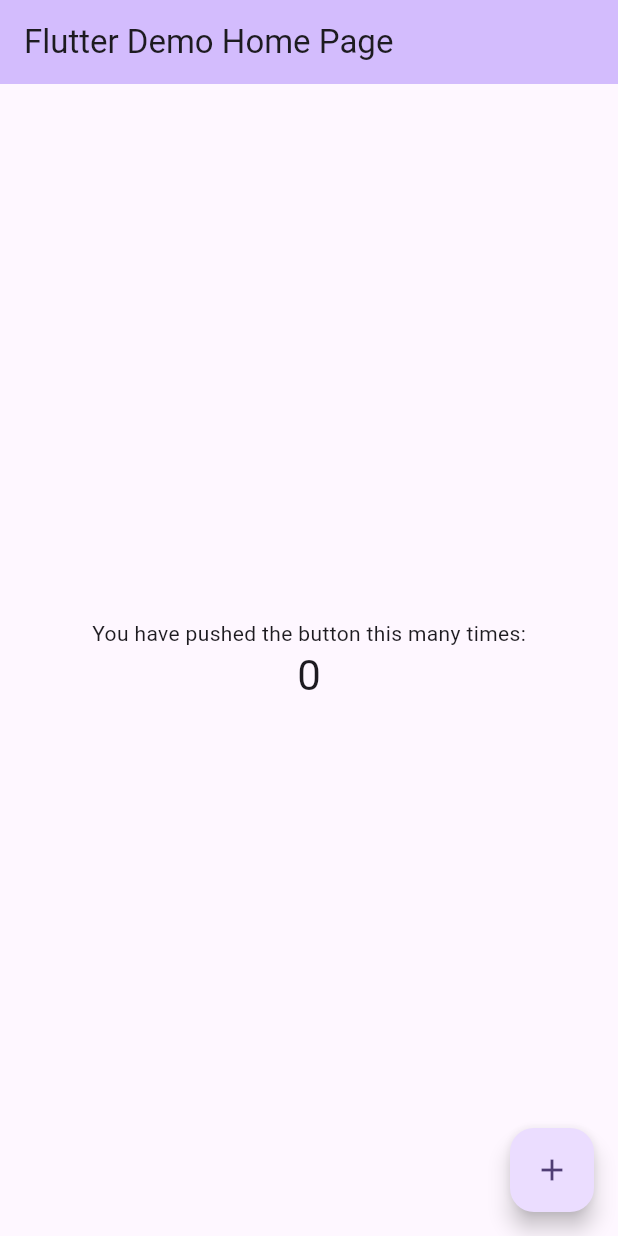
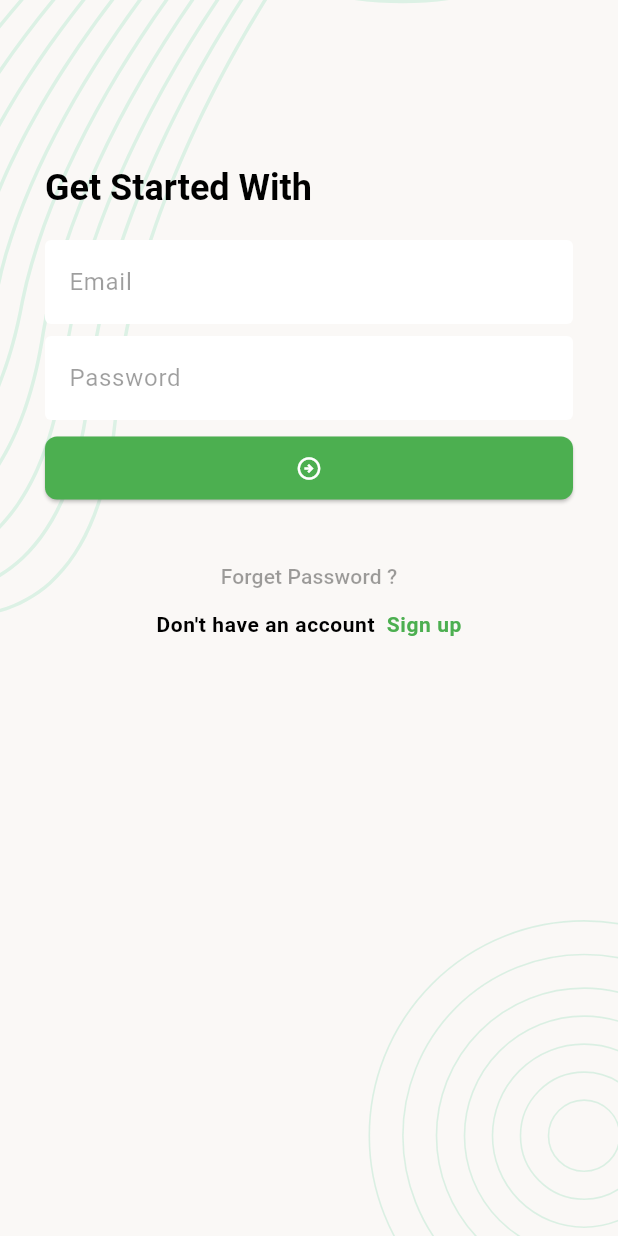
Before and after one commit to geniusaminul/Task_Manager_Project, a Flutter app: the screen it shows after launch, on a phone screen of 412 x 824 dp. Run offline on Flutter 3.47's test engine with Material 3 defaults, Android fonts, the phone set to English and light mode, and no system bars; our stand-ins replace flutter_svg.

```diff
--- /dev/null
+++ b/lib/app.dart
@@ -0,0 +1,44 @@
+import 'package:flutter/material.dart';
+import 'package:task_manager/ui/screens/splash_screen.dart';
+import 'package:task_manager/ui/utility/app_colors.dart';
+
+class TaskManagerApp extends StatelessWidget {
+  const TaskManagerApp({super.key});
+
+  @override
+  Widget build(BuildContext context) {
+    return MaterialApp(
+      debugShowCheckedModeBanner: false,
+      home: const SplashScreen(),
+      theme: lightThemeData(),
+    );
+  }
+
+  ThemeData lightThemeData() {
+    return ThemeData(
+        inputDecorationTheme: const InputDecorationTheme(
+            fillColor: Colors.white,
+            filled: true,
+            hintStyle: TextStyle(color: Colors.black38),
+            border: OutlineInputBorder(
+              borderSide: BorderSide.none,
+            )),
+        textTheme: const TextTheme(
+            titleLarge: TextStyle(
+          fontWeight: FontWeight.bold,
+          fontSize: 24,
+          color: Colors.black,
+        )),
+        elevatedButtonTheme: ElevatedButtonThemeData(
+          style: ElevatedButton.styleFrom(
+            padding: const EdgeInsets.symmetric(vertical: 12),
+            fixedSize: const Size.fromWidth(double.maxFinite),
+            backgroundColor: AppColors.themeColor,
+            foregroundColor: AppColors.whiteColor,
+            shape: RoundedRectangleBorder(
+              borderRadius: BorderRadius.circular(8),
+            ),
+          ),
+        ));
+  }
+}
--- a/lib/main.dart
+++ b/lib/main.dart
@@ -1,125 +1,6 @@
 import 'package:flutter/material.dart';
+import 'package:task_manager/app.dart';
 
 void main() {
-  runApp(const MyApp());
+  runApp(const TaskManagerApp());
 }
-
-class MyApp extends StatelessWidget {
-  const MyApp({super.key});
-
-  // This widget is the root of your application.
-  @override
-  Widget build(BuildContext context) {
-    return MaterialApp(
-      title: 'Flutter Demo',
-      theme: ThemeData(
-        // This is the theme of your application.
-        //
-        // TRY THIS: Try running your application with "flutter run". You'll see
-        // the application has a purple toolbar. Then, without quitting the app,
-        // try changing the seedColor in the colorScheme below to Colors.green
-        // and then invoke "hot reload" (save your changes or press the "hot
-        // reload" button in a Flutter-supported IDE, or press "r" if you used
-        // the command line to start the app).
-        //
-        // Notice that the counter didn't reset back to zero; the application
-        // state is not lost during the reload. To reset the state, use hot
-        // restart instead.
-        //
-        // This works for code too, not just values: Most code changes can be
-        // tested with just a hot reload.
-        colorScheme: ColorScheme.fromSeed(seedColor: Colors.deepPurple),
-        useMaterial3: true,
-      ),
-      home: const MyHomePage(title: 'Flutter Demo Home Page'),
-    );
-  }
-}
-
-class MyHomePage extends StatefulWidget {
-  const MyHomePage({super.key, required this.title});
-
-  // This widget is the home page of your application. It is stateful, meaning
-  // that it has a State object (defined below) that contains fields that affect
-  // how it looks.
-
-  // This class is the configuration for the state. It holds the values (in this
-  // case the title) provided by the parent (in this case the App widget) and
-  // used by the build method of the State. Fields in a Widget subclass are
-  // always marked "final".
-
-  final String title;
-
-  @override
-  State<MyHomePage> createState() => _MyHomePageState();
-}
-
-class _MyHomePageState extends State<MyHomePage> {
-  int _counter = 0;
-
-  void _incrementCounter() {
-    setState(() {
-      // This call to setState tells the Flutter framework that something has
-      // changed in this State, which causes it to rerun the build method below
-      // so that the display can reflect the updated values. If we changed
-      // _counter without calling setState(), then the build method would not be
-      // called again, and so nothing would appear to happen.
-      _counter++;
-    });
-  }
-
-  @override
-  Widget build(BuildContext context) {
-    // This method is rerun every time setState is called, for instance as done
-    // by the _incrementCounter method above.
-    //
-    // The Flutter framework has been optimized to make rerunning build methods
-    // fast, so that you can just rebuild anything that needs updating rather
-    // than having to individually change instances of widgets.
-    return Scaffold(
-      appBar: AppBar(
-        // TRY THIS: Try changing the color here to a specific color (to
-        // Colors.amber, perhaps?) and trigger a hot reload to see the AppBar
-        // change color while the other colors stay the same.
-        backgroundColor: Theme.of(context).colorScheme.inversePrimary,
-        // Here we take the value from the MyHomePage object that was created by
-        // the App.build method, and use it to set our appbar title.
-        title: Text(widget.title),
-      ),
-      body: Center(
-        // Center is a layout widget. It takes a single child and positions it
-        // in the middle of the parent.
-        child: Column(
-          // Column is also a layout widget. It takes a list of children and
-          // arranges them vertically. By default, it sizes itself to fit its
-          // children horizontally, and tries to be as tall as its parent.
-          //
-          // Column has various properties to control how it sizes itself and
-          // how it positions its children. Here we use mainAxisAlignment to
-          // center the children vertically; the main axis here is the vertical
-          // axis because Columns are vertical (the cross axis would be
-          // horizontal).
-          //
-          // TRY THIS: Invoke "debug painting" (choose the "Toggle Debug Paint"
-          // action in the IDE, or press "p" in the console), to see the
-          // wireframe for each widget.
-          mainAxisAlignment: MainAxisAlignment.center,
-          children: <Widget>[
-            const Text(
-              'You have pushed the button this many times:',
-            ),
-            Text(
-              '$_counter',
-              style: Theme.of(context).textTheme.headlineMedium,
-            ),
-          ],
-        ),
-      ),
-      floatingActionButton: FloatingActionButton(
-        onPressed: _incrementCounter,
-        tooltip: 'Increment',
-        child: const Icon(Icons.add),
-      ), // This trailing comma makes auto-formatting nicer for build methods.
-    );
-  }
-}
--- /dev/null
+++ b/lib/ui/screens/sign_in_screen.dart
@@ -0,0 +1,107 @@
+import 'package:flutter/gestures.dart';
+import 'package:flutter/material.dart';
+import 'package:task_manager/ui/utility/app_colors.dart';
+import 'package:task_manager/ui/widgets/background_widget.dart';
+
+class SignInScreen extends StatefulWidget {
+  const SignInScreen({super.key});
+
+  @override
+  State<SignInScreen> createState() => _SignInScreenState();
+}
+
+class _SignInScreenState extends State<SignInScreen> {
+  final TextEditingController _emailTEController = TextEditingController();
+  final TextEditingController _passwordTEController = TextEditingController();
+
+  @override
+  Widget build(BuildContext context) {
+    return Scaffold(
+      body: BackgroundWidget(
+        child: SafeArea(
+          child: SingleChildScrollView(
+            child: Padding(
+              padding: const EdgeInsets.all(30.0),
+              child: Column(
+                crossAxisAlignment: CrossAxisAlignment.start,
+                children: [
+                  const SizedBox(
+                    height: 80,
+                  ),
+                  Text('Get Started With',
+                      style: Theme.of(context).textTheme.titleLarge),
+                  const SizedBox(
+                    height: 20,
+                  ),
+                  TextFormField(
+                    controller: _emailTEController,
+                    decoration: const InputDecoration(
+                      hintText: 'Email',
+                    ),
+                  ),
+                  const SizedBox(
+                    height: 8,
+                  ),
+                  TextFormField(
+                    controller: _passwordTEController,
+                    decoration: const InputDecoration(
+                      hintText: 'Password',
+                    ),
+                  ),
+                  const SizedBox(
+                    height: 8,
+                  ),
+                  ElevatedButton(
+                      onPressed: () {},
+                      child: const Icon(Icons.arrow_circle_right_outlined)),
+                  const SizedBox(
+                    height: 24,
+                  ),
+                  Center(
+                    child: Column(
+                      children: [
+                        TextButton(
+                          onPressed: () {},
+                          child: const Text(
+                            'Forget Password ?',
+                            style: TextStyle(color: Colors.black38),
+                          ),
+                        ),
+                        RichText(
+                          text:  TextSpan(
+                            style: const TextStyle(
+                                color: Colors.black,
+                                fontWeight: FontWeight.w600,
+                                letterSpacing: .4),
+                            text: "Don't have an account",
+                            children: [
+                              TextSpan(
+                                recognizer: TapGestureRecognizer()
+                                  ..onTap = () {},
+                                text: '  Sign up',
+                                style: const TextStyle(
+                                  color: AppColors.themeColor,
+                                ),
+                              )
+                            ],
+                          ),
+                        ),
+                      ],
+                    ),
+                  ),
+                ],
+              ),
+            ),
+          ),
+        ),
+      ),
+    );
+  }
+
+  @override
+  void dispose() {
+    super.dispose();
+    _emailTEController.dispose();
+    _passwordTEController.dispose();
+  }
+}
--- /dev/null
+++ b/lib/ui/screens/splash_screen.dart
@@ -0,0 +1,46 @@
+import 'package:flutter/material.dart';
+import 'package:flutter_svg/flutter_svg.dart';
+import 'package:task_manager/ui/screens/sign_in_screen.dart';
+import 'package:task_manager/ui/utility/asset_paths.dart';
+import 'package:task_manager/ui/widgets/background_widget.dart';
+
+class SplashScreen extends StatefulWidget {
+  const SplashScreen({super.key});
+
+  @override
+  State<SplashScreen> createState() => _SplashScreenState();
+}
+
+class _SplashScreenState extends State<SplashScreen> {
+ @override
+  void initState() {
+    super.initState();
+    _moveToNextScreen();
+
+  }
+ Future<void> _moveToNextScreen() async {
+   await Future.delayed(const Duration(seconds: 3));
+   if(mounted) {
+     Navigator.pushReplacement(
+       context,
+       MaterialPageRoute(
+         builder: (context) => const SignInScreen(),
+       ),
+     );
+   }
+ }
+
+  @override
+  Widget build(BuildContext context) {
+    return Scaffold(
+      body: BackgroundWidget(
+        child: Center(
+          child: SvgPicture.asset(
+            AssetPaths.logoSvg,
+            width: 140,
+          ),
+        ),
+      ),
+    );
+  }
+}
--- /dev/null
+++ b/lib/ui/utility/app_colors.dart
@@ -0,0 +1,5 @@
+import 'package:flutter/material.dart';
+class AppColors{
+  static const Color themeColor = Colors.green;
+  static const Color whiteColor = Colors.white;
+}
--- /dev/null
+++ b/lib/ui/utility/asset_paths.dart
@@ -0,0 +1,6 @@
+class AssetPaths{
+  static const String _basePath = 'assets';
+  static const String _imagePath = '$_basePath/images';
+  static const String backgroundSvg = '$_imagePath/background.svg';
+  static const String logoSvg = '$_imagePath/logo.svg';
+}
--- /dev/null
+++ b/lib/ui/widgets/background_widget.dart
@@ -0,0 +1,23 @@
+import 'package:flutter/material.dart';
+import 'package:flutter_svg/svg.dart';
+
+import '../utility/asset_paths.dart';
+
+class BackgroundWidget extends StatelessWidget {
+  const BackgroundWidget({super.key, required this.child});
+  final Widget child;
+  @override
+  Widget build(BuildContext context) {
+    return Stack(
+      children: [
+        SvgPicture.asset(
+          AssetPaths.backgroundSvg,
+          width: double.maxFinite,
+          height: double.maxFinite,
+          fit: BoxFit.cover,
+        ),
+       child
+      ],
+    );
+  }
+}
```
Also changed, not shown: pubspec.yaml (+8 -50 lines), assets/images/background.svg (added), assets/images/logo.svg (added), pubspec.lock, 2 other files.
